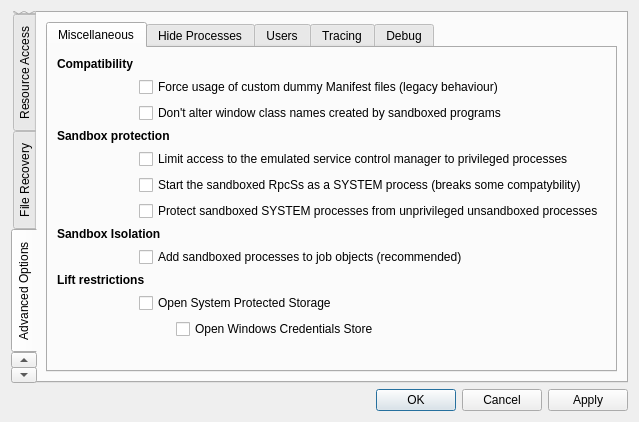
This is SandboxiePlus/SandMan/Forms/OptionsWindow.ui in sandboxie-plus/Sandboxie as Qt 5 draws it before an edit. The edited form follows.
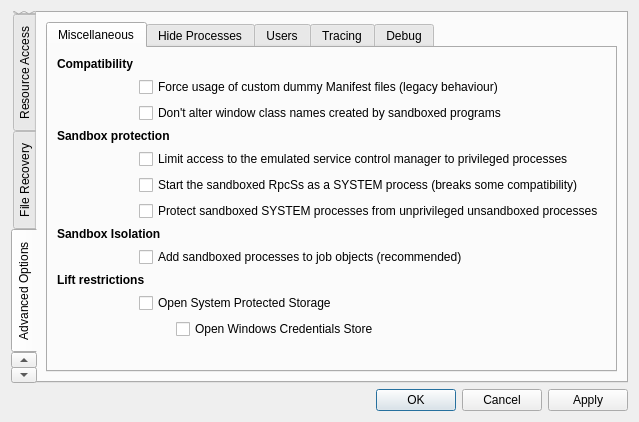
This is the edited form. The open tabs and pages were chosen to show the change.

```diff
--- a/SandboxiePlus/SandMan/Forms/OptionsWindow.ui
+++ b/SandboxiePlus/SandMan/Forms/OptionsWindow.ui
@@ -1110,7 +1110,7 @@
                  <item row="6" column="1" colspan="2">
                   <widget class="QCheckBox" name="chkProtectRpcSs">
                    <property name="text">
-                    <string>Start the sandboxed RpcSs as a SYSTEM process (breaks some compatybility)</string>
+                    <string>Start the sandboxed RpcSs as a SYSTEM process (breaks some compatibility)</string>
                    </property>
                   </widget>
                  </item>
```
